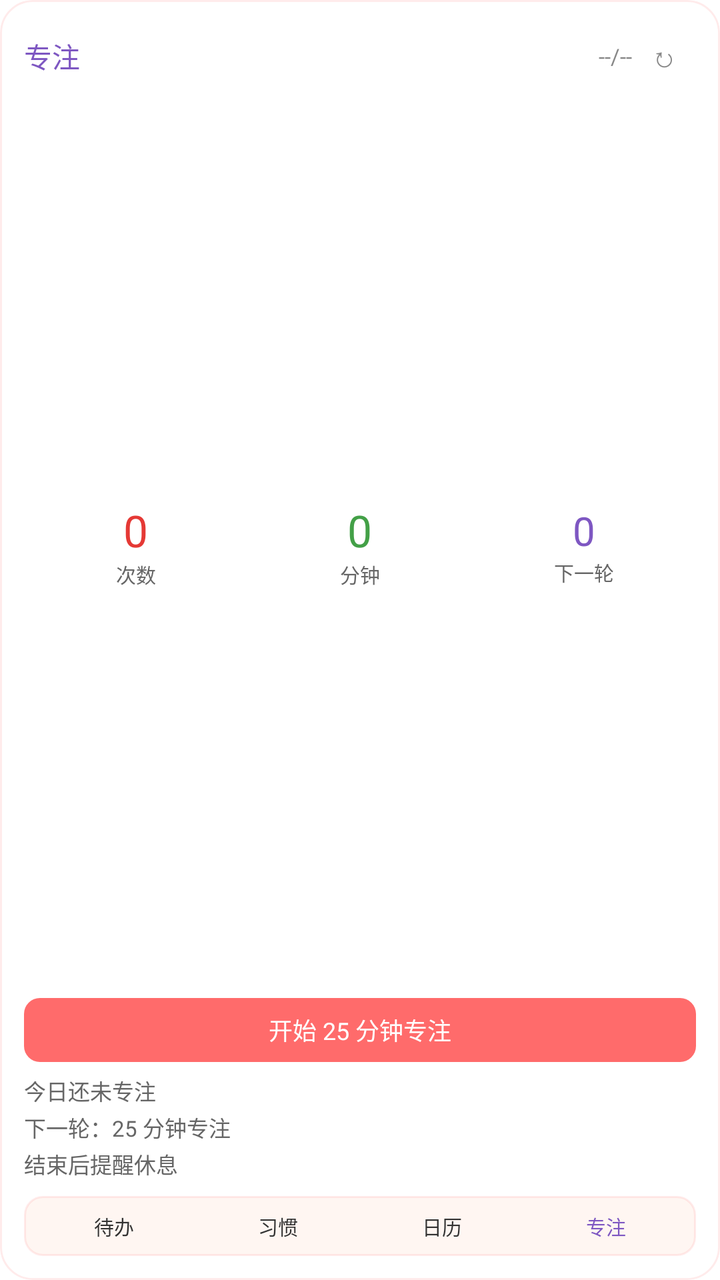
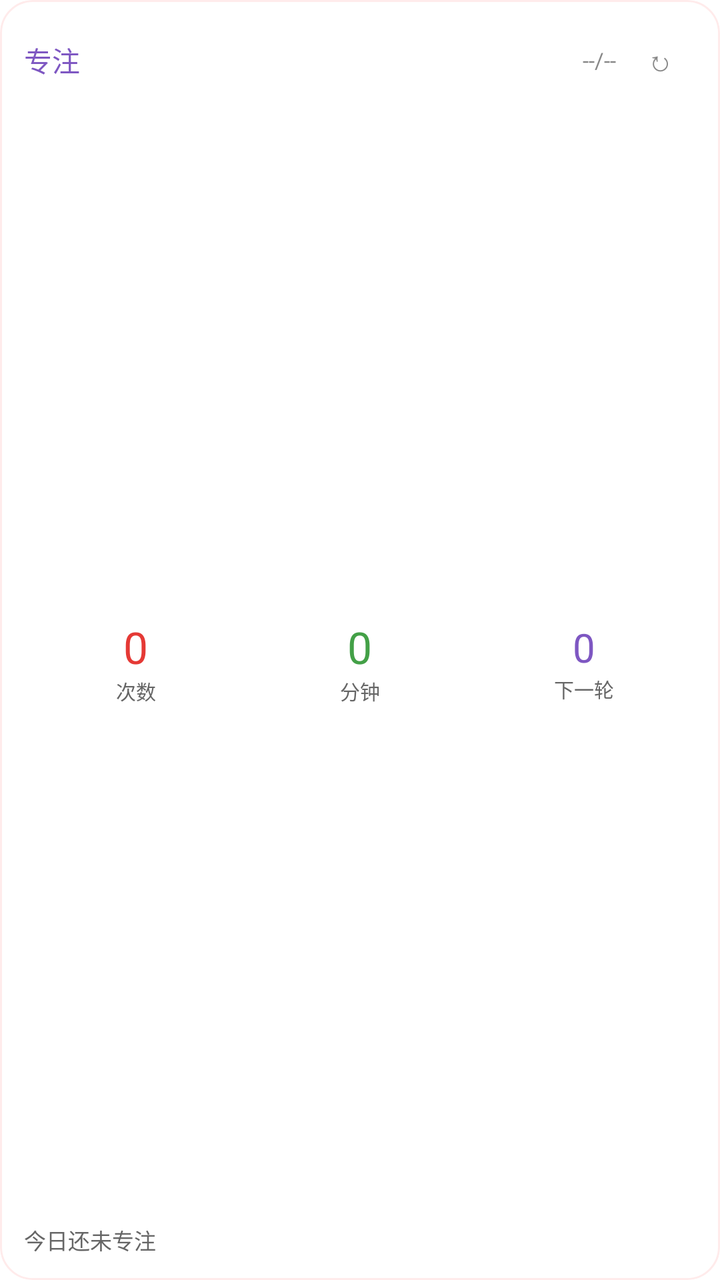

Compare the two renders of this Android layout. The source of the first and the diff that turns it into the second are given below.
<!-- AndroidManifest.xml: fallback theme Theme.MaterialComponents.DayNight.NoActionBar -->
<!-- res/layout/duoyi_focus_habit_widget.xml -->
<?xml version="1.0" encoding="utf-8"?>
<FrameLayout xmlns:android="http://schemas.android.com/apk/res/android"
    android:id="@+id/widget_focus_habit_root"
    android:layout_width="match_parent"
    android:layout_height="match_parent"
    android:background="@drawable/widget_bg_round_16"
    android:clipToOutline="true"
    android:outlineProvider="background">

    <ImageView
        android:id="@+id/widget_theme_background"
        android:layout_width="match_parent"
        android:layout_height="match_parent"
        android:contentDescription="@null"
        android:scaleType="centerCrop"
        android:visibility="gone" />

    <TextView
        android:id="@+id/widget_theme_overlay"
        android:layout_width="match_parent"
        android:layout_height="match_parent"
        android:maxLines="1"
        android:ellipsize="end"
        android:visibility="gone" />

    <LinearLayout
        android:layout_width="match_parent"
        android:layout_height="match_parent"
        android:orientation="vertical"
        android:padding="12dp">

    <LinearLayout
        android:layout_width="match_parent"
        android:layout_height="wrap_content"
        android:orientation="horizontal"
        android:gravity="center_vertical">

        <TextView
            android:id="@+id/widget_focus_habit_title"
            android:layout_width="0dp"
            android:layout_height="wrap_content"
            android:layout_weight="1"
            android:ellipsize="end"
            android:maxLines="1"
            android:text="专注"
            android:textColor="#7E57C2"
            android:textSize="14sp" />

        <TextView
            android:id="@+id/widget_focus_habit_date"
            android:layout_width="wrap_content"
            android:layout_height="wrap_content"
            android:ellipsize="end"
            android:maxWidth="56dp"
            android:maxLines="1"
            android:text="--/--"
            android:textColor="#888888"
            android:textSize="11sp" />

        <TextView
            android:id="@+id/widget_refresh"
            android:layout_width="32dp"
            android:layout_height="32dp"
            android:gravity="center"
            android:ellipsize="end"
            android:maxLines="1"
            android:text="↻"
            android:contentDescription="刷新小组件"
            android:textColor="#888888"
            android:textSize="14sp" />
    </LinearLayout>

    <LinearLayout
        android:id="@+id/widget_focus_metrics_row"
        android:layout_width="match_parent"
        android:layout_height="0dp"
        android:layout_weight="1"
        android:orientation="horizontal"
        android:layout_marginTop="8dp">

        <LinearLayout
            android:id="@+id/widget_focus_count_column"
            android:layout_width="0dp"
            android:layout_height="match_parent"
            android:layout_weight="1"
            android:gravity="center"
            android:orientation="vertical">

            <TextView
                android:id="@+id/widget_focus_count"
                android:layout_width="wrap_content"
                android:layout_height="wrap_content"
                android:ellipsize="end"
                android:maxLines="1"
                android:text="0"
                android:textColor="#E53935"
                android:textSize="22sp" />

            <TextView
                android:layout_width="wrap_content"
                android:layout_height="wrap_content"
                android:ellipsize="end"
                android:maxLines="1"
                android:text="次数"
                android:textColor="#666666"
                android:textSize="10sp" />
        </LinearLayout>

        <LinearLayout
            android:id="@+id/widget_focus_minutes_column"
            android:layout_width="0dp"
            android:layout_height="match_parent"
            android:layout_weight="1"
            android:gravity="center"
            android:orientation="vertical">

            <TextView
                android:id="@+id/widget_focus_habit_progress"
                android:layout_width="wrap_content"
                android:layout_height="wrap_content"
                android:ellipsize="end"
                android:maxLines="1"
                android:text="0"
                android:textColor="#43A047"
                android:textSize="22sp" />

            <TextView
                android:layout_width="wrap_content"
                android:layout_height="wrap_content"
                android:ellipsize="end"
                android:maxLines="1"
                android:text="分钟"
                android:textColor="#666666"
                android:textSize="10sp" />
        </LinearLayout>

        <LinearLayout
            android:id="@+id/widget_focus_timer_column"
            android:layout_width="0dp"
            android:layout_height="match_parent"
            android:layout_weight="1"
            android:gravity="center"
            android:orientation="vertical">

            <Chronometer
                android:id="@+id/widget_focus_live_timer"
                android:layout_width="match_parent"
                android:layout_height="wrap_content"
                android:gravity="center"
                android:ellipsize="end"
                android:maxLines="1"
                android:textColor="#7E57C2"
                android:textSize="20sp"
                android:autoSizeTextType="uniform"
                android:autoSizeMinTextSize="12sp"
                android:autoSizeMaxTextSize="20sp"
                android:autoSizeStepGranularity="1sp"
                android:includeFontPadding="false"
                android:visibility="gone" />

            <TextView
                android:id="@+id/widget_focus_streak_count"
                android:layout_width="match_parent"
                android:layout_height="wrap_content"
                android:gravity="center"
                android:ellipsize="end"
                android:maxLines="1"
                android:text="0"
                android:textColor="#7E57C2"
                android:textSize="20sp"
                android:autoSizeTextType="uniform"
                android:autoSizeMinTextSize="12sp"
                android:autoSizeMaxTextSize="20sp"
                android:autoSizeStepGranularity="1sp" />

            <TextView
                android:id="@+id/widget_focus_timer_caption"
                android:layout_width="wrap_content"
                android:layout_height="wrap_content"
                android:ellipsize="end"
                android:maxLines="1"
                android:text="下一轮"
                android:textColor="#666666"
                android:textSize="10sp" />
        </LinearLayout>
    </LinearLayout>

    <TextView
        android:id="@+id/widget_focus_quick_start"
        android:layout_width="match_parent"
        android:layout_height="32dp"
        android:layout_marginTop="6dp"
        android:gravity="center"
        android:ellipsize="end"
        android:maxLines="1"
        android:text="开始 25 分钟专注"
        android:textColor="#FFFFFF"
        android:textSize="12sp"
        android:background="@drawable/widget_btn_primary" />

    <TextView
        android:id="@+id/widget_focus_summary"
        android:layout_width="match_parent"
        android:layout_height="wrap_content"
        android:layout_marginTop="6dp"
        android:ellipsize="end"
        android:maxLines="1"
        android:text="今日还未专注"
        android:textColor="#666666"
        android:textSize="11sp" />

    <TextView
        android:id="@+id/widget_focus_habit_summary"
        android:layout_width="match_parent"
        android:layout_height="wrap_content"
        android:layout_marginTop="2dp"
        android:ellipsize="end"
        android:maxLines="1"
        android:text="下一轮：25 分钟专注"
        android:textColor="#666666"
        android:textSize="11sp" />

    <TextView
        android:id="@+id/widget_focus_streak_summary"
        android:layout_width="match_parent"
        android:layout_height="wrap_content"
        android:layout_marginTop="2dp"
        android:ellipsize="end"
        android:maxLines="1"
        android:text="结束后提醒休息"
        android:textColor="#666666"
        android:textSize="11sp" />

    <LinearLayout
        android:id="@+id/widget_focus_habit_bottom_nav"
        android:layout_width="match_parent"
        android:layout_height="30dp"
        android:layout_marginTop="8dp"
        android:background="@drawable/widget_nav_bg"
        android:gravity="center"
        android:orientation="horizontal"
        android:paddingLeft="4dp"
        android:paddingRight="4dp"
        android:weightSum="4">

        <TextView
            android:id="@+id/widget_focus_nav_todo"
            android:layout_width="0dp"
            android:layout_height="match_parent"
            android:layout_weight="1"
            android:gravity="center"
            android:ellipsize="end"
            android:maxLines="1"
            android:text="待办"
            android:textColor="#333333"
            android:textSize="10sp" />

        <TextView
            android:id="@+id/widget_focus_nav_habit"
            android:layout_width="0dp"
            android:layout_height="match_parent"
            android:layout_weight="1"
            android:gravity="center"
            android:ellipsize="end"
            android:maxLines="1"
            android:text="习惯"
            android:textColor="#333333"
            android:textSize="10sp" />

        <TextView
            android:id="@+id/widget_focus_nav_calendar"
            android:layout_width="0dp"
            android:layout_height="match_parent"
            android:layout_weight="1"
            android:gravity="center"
            android:ellipsize="end"
            android:maxLines="1"
            android:text="日历"
            android:textColor="#333333"
            android:textSize="10sp" />

        <TextView
            android:id="@+id/widget_focus_nav_focus"
            android:layout_width="0dp"
            android:layout_height="match_parent"
            android:layout_weight="1"
            android:gravity="center"
            android:ellipsize="end"
            android:maxLines="1"
            android:text="专注"
            android:textColor="#7E57C2"
            android:textSize="10sp" />
    </LinearLayout>
    </LinearLayout>
</FrameLayout>
<!-- resources referenced by this layout -->
<resources>
  <!-- drawable widget_bg_round_16 (drawable) -->
  <?xml version="1.0" encoding="utf-8"?>
  <shape xmlns:android="http://schemas.android.com/apk/res/android"
      android:shape="rectangle">
      <corners android:radius="16dp" />
      <solid android:color="#FFFFFFFF" />
      <stroke android:width="1dp" android:color="#22FF6B6B" />
  </shape>
  <!-- drawable widget_btn_primary (drawable) -->
  <?xml version="1.0" encoding="utf-8"?>
  <shape xmlns:android="http://schemas.android.com/apk/res/android"
      android:shape="rectangle">
      <corners android:radius="8dp" />
      <solid android:color="#FFFF6B6B" />
  </shape>
  <!-- drawable widget_nav_bg (drawable) -->
  <?xml version="1.0" encoding="utf-8"?>
  <shape xmlns:android="http://schemas.android.com/apk/res/android"
      android:shape="rectangle">
      <corners android:radius="9dp" />
      <solid android:color="#FFFFF6F2" />
      <stroke android:width="1dp" android:color="#22FF6B6B" />
  </shape>
</resources>

<!-- the commit's change to res/layout/duoyi_focus_habit_widget.xml (unified diff, before → after) -->
@@ -59,8 +59,11 @@
 
         <TextView
             android:id="@+id/widget_refresh"
-            android:layout_width="32dp"
-            android:layout_height="32dp"
+            android:layout_width="36dp"
+            android:layout_height="36dp"
+            android:minWidth="36dp"
+            android:minHeight="36dp"
+            android:layout_marginLeft="4dp"
             android:gravity="center"
             android:ellipsize="end"
             android:maxLines="1"
@@ -188,7 +191,8 @@
     <TextView
         android:id="@+id/widget_focus_quick_start"
         android:layout_width="match_parent"
-        android:layout_height="32dp"
+        android:layout_height="36dp"
+        android:minHeight="36dp"
         android:layout_marginTop="6dp"
         android:gravity="center"
         android:ellipsize="end"
@@ -196,7 +200,8 @@
         android:text="开始 25 分钟专注"
         android:textColor="#FFFFFF"
         android:textSize="12sp"
-        android:background="@drawable/widget_btn_primary" />
+        android:background="@drawable/widget_btn_primary"
+        android:visibility="gone" />
 
     <TextView
         android:id="@+id/widget_focus_summary"
@@ -218,7 +223,8 @@
         android:maxLines="1"
         android:text="下一轮：25 分钟专注"
         android:textColor="#666666"
-        android:textSize="11sp" />
+        android:textSize="11sp"
+        android:visibility="gone" />
 
     <TextView
         android:id="@+id/widget_focus_streak_summary"
@@ -229,7 +235,8 @@
         android:maxLines="1"
         android:text="结束后提醒休息"
         android:textColor="#666666"
-        android:textSize="11sp" />
+        android:textSize="11sp"
+        android:visibility="gone" />
 
     <LinearLayout
         android:id="@+id/widget_focus_habit_bottom_nav"
@@ -241,7 +248,8 @@
         android:orientation="horizontal"
         android:paddingLeft="4dp"
         android:paddingRight="4dp"
-        android:weightSum="4">
+        android:weightSum="4"
+        android:visibility="gone">
 
         <TextView
             android:id="@+id/widget_focus_nav_todo"
